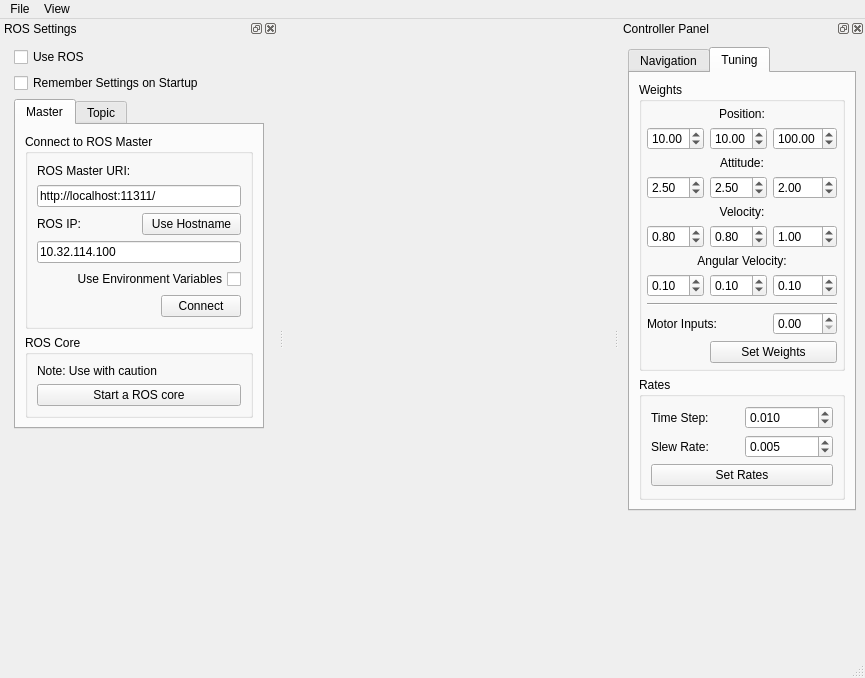
Above: uav_sim/ui/mainwindow.ui from mjhaskell/EE_674 before the change. Below: the same form after it.
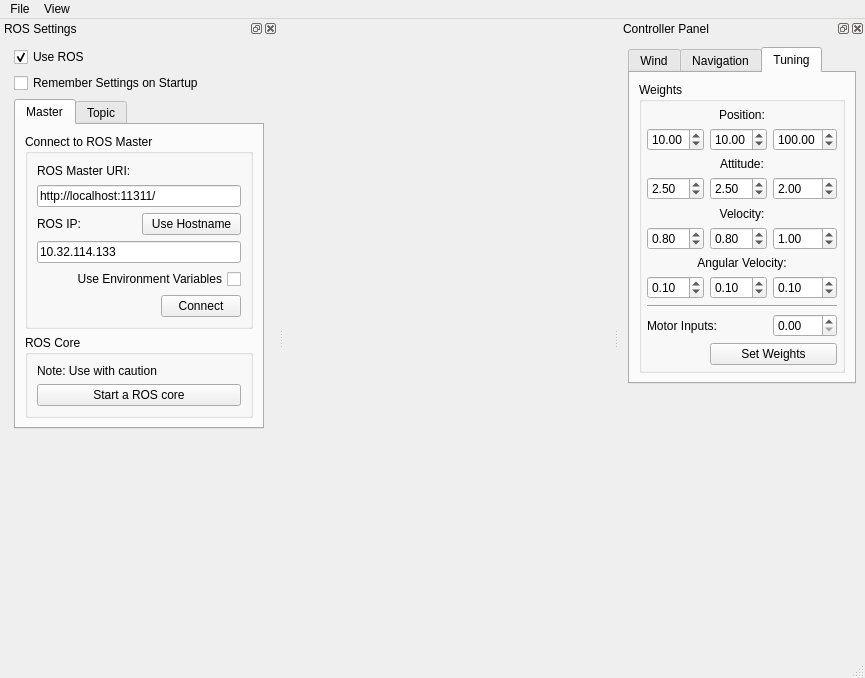
That is the form after the change. The open tabs and pages were chosen to show the change. Icons and pictures are not drawn.

```diff
--- a/uav_sim/ui/mainwindow.ui
+++ b/uav_sim/ui/mainwindow.ui
@@ -178,7 +178,7 @@
                <string>Specify ROS_IP/ROS_HOSTNAME</string>
               </property>
               <property name="text">
-               <string>10.32.114.100</string>
+               <string>10.32.114.133</string>
               </property>
              </widget>
             </item>
@@ -375,6 +375,9 @@
        <property name="text">
         <string>Use ROS</string>
        </property>
+       <property name="checked">
+        <bool>true</bool>
+       </property>
       </widget>
      </item>
      <item row="2" column="2">
@@ -465,6 +468,53 @@
        <property name="currentIndex">
         <number>0</number>
        </property>
+       <widget class="QWidget" name="tab">
+        <attribute name="title">
+         <string>Wind</string>
+        </attribute>
+        <layout class="QGridLayout" name="gridLayout_13">
+         <item row="2" column="0" colspan="2">
+          <widget class="QCheckBox" name="gust_check_box">
+           <property name="text">
+            <string>Use wind gusts</string>
+           </property>
+          </widget>
+         </item>
+         <item row="0" column="1">
+          <widget class="QDoubleSpinBox" name="wn_spin"/>
+         </item>
+         <item row="1" column="1">
+          <widget class="QDoubleSpinBox" name="we_spin"/>
+         </item>
+         <item row="1" column="0">
+          <widget class="QLabel" name="label_17">
+           <property name="text">
+            <string>East Wind:</string>
+           </property>
+          </widget>
+         </item>
+         <item row="0" column="0">
+          <widget class="QLabel" name="label_16">
+           <property name="text">
+            <string>North Wind:</string>
+           </property>
+          </widget>
+         </item>
+         <item row="3" column="0">
+          <spacer name="verticalSpacer_5">
+           <property name="orientation">
+            <enum>Qt::Vertical</enum>
+           </property>
+           <property name="sizeHint" stdset="0">
+            <size>
+             <width>20</width>
+             <height>40</height>
+            </size>
+           </property>
+          </spacer>
+         </item>
+        </layout>
+       </widget>
        <widget class="QWidget" name="nav_tab">
         <attribute name="title">
          <string>Navigation</string>
@@ -813,68 +863,6 @@
            </layout>
           </widget>
          </item>
-         <item row="1" column="0">
-          <widget class="QGroupBox" name="rates_group">
-           <property name="title">
-            <string>Rates</string>
-           </property>
-           <layout class="QGridLayout" name="gridLayout_11">
-            <item row="0" column="0">
-             <widget class="QLabel" name="label_13">
-              <property name="text">
-               <string>Time Step:</string>
-              </property>
-             </widget>
-            </item>
-            <item row="1" column="0">
-             <widget class="QLabel" name="label_14">
-              <property name="text">
-               <string>Slew Rate:</string>
-              </property>
-             </widget>
-            </item>
-            <item row="0" column="1">
-             <widget class="QDoubleSpinBox" name="ts_spin">
-              <property name="decimals">
-               <number>3</number>
-              </property>
-              <property name="maximum">
-               <double>1.000000000000000</double>
-              </property>
-              <property name="singleStep">
-               <double>0.010000000000000</double>
-              </property>
-              <property name="value">
-               <double>0.010000000000000</double>
-              </property>
-             </widget>
-            </item>
-            <item row="1" column="1">
-             <widget class="QDoubleSpinBox" name="slew_spin">
-              <property name="decimals">
-               <number>3</number>
-              </property>
-              <property name="maximum">
-               <double>1.000000000000000</double>
-              </property>
-              <property name="singleStep">
-               <double>0.005000000000000</double>
-              </property>
-              <property name="value">
-               <double>0.005000000000000</double>
-              </property>
-             </widget>
-            </item>
-            <item row="2" column="0" colspan="2">
-             <widget class="QPushButton" name="set_rates_button">
-              <property name="text">
-               <string>Set Rates</string>
-              </property>
-             </widget>
-            </item>
-           </layout>
-          </widget>
-         </item>
         </layout>
        </widget>
       </widget>
```
Left out of the diff: 2 changed lines with no effect on the pictures.
